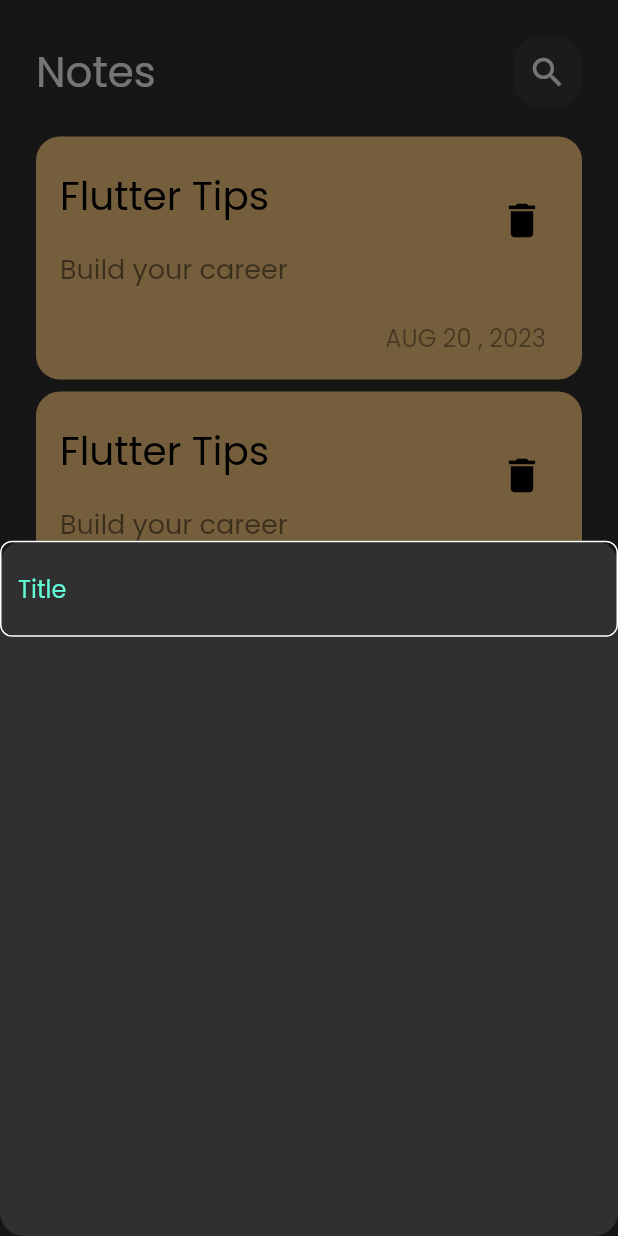
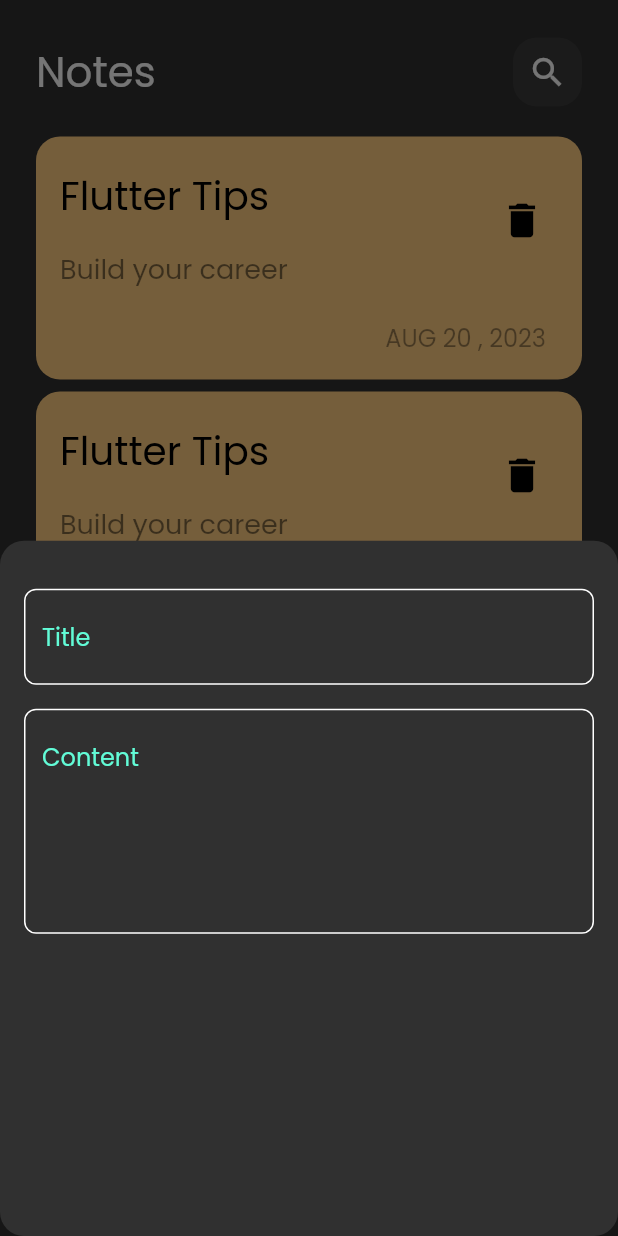
Before and after one commit to eiadHany/notes_app, a Flutter app: the screen it shows after launch, after a tap on the "add" icon, on a phone screen of 412 x 824 dp. Run offline on Flutter 3.47's test engine with Material 2 defaults, Android fonts, the phone set to English and light mode, and no system bars.

Commit message:
add fields to notes bottom sheet

```diff
--- a/lib/views/weidgets/add_note_model_sheet.dart
+++ b/lib/views/weidgets/add_note_model_sheet.dart
@@ -7,10 +7,23 @@ class AddNoteModelSheet extends StatelessWidget {
 
   @override
   Widget build(BuildContext context) {
-    return const Column(
-      children: [
-        CustomTextField(),
-      ],
+    return const Padding(
+      padding: EdgeInsets.symmetric(horizontal: 16),
+      child: Column(
+        children: [
+          SizedBox(
+            height: 32,
+          ),
+          CustomTextField(hint: 'Title'),
+          SizedBox(
+            height: 16,
+          ),
+          CustomTextField(
+            hint: 'Content',
+            maxlines: 5,
+          ),
+        ],
+      ),
     );
   }
 }
--- a/lib/views/weidgets/custom_text_field.dart
+++ b/lib/views/weidgets/custom_text_field.dart
@@ -2,13 +2,15 @@ import 'package:flutter/material.dart';
 import 'package:notes_app/constants.dart';
 
 class CustomTextField extends StatelessWidget {
-  const CustomTextField({super.key});
-
+  const CustomTextField({super.key, required this.hint, this.maxlines = 1});
+  final String hint;
+  final int maxlines;
   @override
   Widget build(BuildContext context) {
     return TextField(
+      maxLines: maxlines,
       decoration: InputDecoration(
-        hintText: 'Title',
+        hintText: hint,
         hintStyle: TextStyle(
           color: kPrimaryColor,
         ),
```
